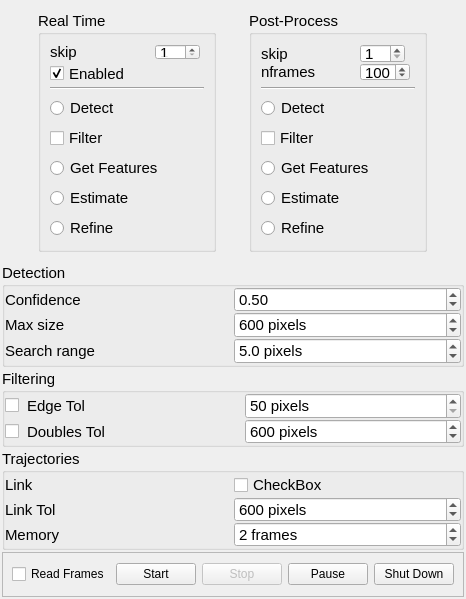
Old version of the form tasks/lib/doVisionWidget.ui in the repository davidgrier/pyfab.
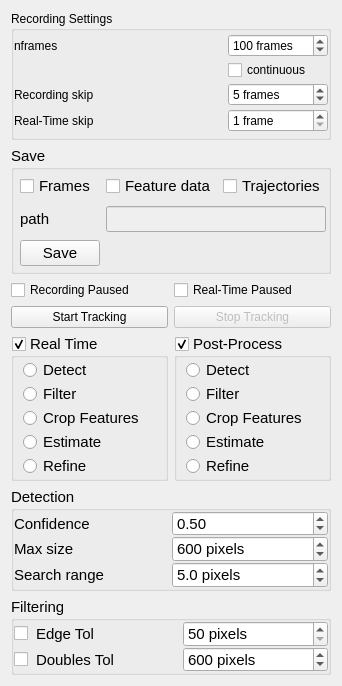
New version of the form.

Commit message: Renaming and reorganizing various vision files

```diff
--- a/tasks/lib/doVisionWidget.ui
+++ b/tasks/lib/doVisionWidget.ui
@@ -2,47 +2,20 @@
 <ui version="4.0">
  <class>doVisionWidget</class>
  <widget class="QWidget" name="doVisionWidget">
-  <property name="enabled">
-   <bool>true</bool>
-  </property>
   <property name="geometry">
    <rect>
     <x>0</x>
     <y>0</y>
-    <width>398</width>
-    <height>599</height>
+    <width>341</width>
+    <height>686</height>
    </rect>
   </property>
   <property name="windowTitle">
    <string>Form</string>
   </property>
-  <layout class="QVBoxLayout" name="verticalLayout">
-   <property name="spacing">
-    <number>2</number>
-   </property>
-   <property name="leftMargin">
-    <number>2</number>
-   </property>
-   <property name="topMargin">
-    <number>2</number>
-   </property>
-   <property name="rightMargin">
-    <number>2</number>
-   </property>
-   <property name="bottomMargin">
-    <number>2</number>
-   </property>
-   <item>
-    <widget class="QWidget" name="widget_6" native="true">
-     <property name="maximumSize">
-      <size>
-       <width>16777215</width>
-       <height>259</height>
-      </size>
-     </property>
-     <layout class="QHBoxLayout" name="horizontalLayout_11">
-      <item>
-       <widget class="QGroupBox" name="groupRTPipeline_3">
+  <layout class="QGridLayout" name="gridLayout">
+   <item row="8" column="0">
+    <widget class="QGroupBox" name="rtenabled">
         <property name="sizePolicy">
          <sizepolicy hsizetype="Preferred" vsizetype="Preferred">
           <horstretch>0</horstretch>
@@ -51,13 +24,13 @@
         </property>
         <property name="minimumSize">
          <size>
-          <width>138</width>
-          <height>241</height>
+       <width>0</width>
+       <height>0</height>
          </size>
         </property>
         <property name="maximumSize">
          <size>
-          <width>178</width>
+       <width>16777215</width>
           <height>16777215</height>
          </size>
         </property>
@@ -69,87 +42,22 @@
         <property name="title">
          <string>Real Time</string>
         </property>
-        <layout class="QVBoxLayout" name="verticalLayout_6">
-         <property name="rightMargin">
-          <number>9</number>
-         </property>
-         <item>
-          <widget class="QWidget" name="widget_5" native="true">
-           <property name="maximumSize">
-            <size>
-             <width>150</width>
-             <height>50</height>
-            </size>
-           </property>
-           <layout class="QGridLayout" name="gridLayout_3">
-            <property name="leftMargin">
+     <property name="checkable">
+      <bool>true</bool>
+     </property>
+     <layout class="QVBoxLayout" name="verticalLayout_7">
+      <property name="spacing">
              <number>0</number>
             </property>
             <property name="topMargin">
              <number>0</number>
             </property>
             <property name="rightMargin">
-             <number>0</number>
+       <number>9</number>
             </property>
             <property name="bottomMargin">
              <number>0</number>
             </property>
-            <item row="1" column="0" colspan="3">
-             <widget class="QCheckBox" name="rtstate">
-              <property name="statusTip">
-               <string>Deep neural network pipeline with precision holographic characterization</string>
-              </property>
-              <property name="text">
-               <string>Enabled   </string>
-              </property>
-              <property name="checked">
-               <bool>true</bool>
-              </property>
-              <property name="tristate">
-               <bool>true</bool>
-              </property>
-             </widget>
-            </item>
-            <item row="0" column="0">
-             <widget class="QLabel" name="lRTskip_3">
-              <property name="text">
-               <string>skip</string>
-              </property>
-             </widget>
-            </item>
-            <item row="0" column="1">
-             <spacer name="horizontalSpacer_5">
-              <property name="orientation">
-               <enum>Qt::Horizontal</enum>
-              </property>
-              <property name="sizeHint" stdset="0">
-               <size>
-                <width>40</width>
-                <height>20</height>
-               </size>
-              </property>
-             </spacer>
-            </item>
-            <item row="0" column="2" alignment="Qt::AlignRight">
-             <widget class="QSpinBox" name="SRCskip_3">
-              <property name="minimum">
-               <number>1</number>
-              </property>
-              <property name="value">
-               <number>1</number>
-              </property>
-             </widget>
-            </item>
-           </layout>
-          </widget>
-         </item>
-         <item>
-          <widget class="Line" name="line_5">
-           <property name="orientation">
-            <enum>Qt::Horizontal</enum>
-           </property>
-          </widget>
-         </item>
          <item>
           <widget class="QRadioButton" name="rtdetect">
            <property name="statusTip">
@@ -161,7 +69,7 @@
           </widget>
          </item>
          <item>
-          <widget class="QCheckBox" name="rtfilter">
+       <widget class="QRadioButton" name="rtfilt">
            <property name="statusTip">
             <string>Deep neural network (x, y) feature detection</string>
            </property>
@@ -173,7 +81,7 @@
          <item>
           <widget class="QRadioButton" name="rtcrop">
            <property name="text">
-            <string>Get Features</string>
+         <string>Crop Features</string>
            </property>
           </widget>
          </item>
@@ -189,6 +97,12 @@
          </item>
          <item>
           <widget class="QRadioButton" name="rtrefine">
+        <property name="minimumSize">
+         <size>
+          <width>0</width>
+          <height>0</height>
+         </size>
+        </property>
            <property name="statusTip">
             <string>Deep neural network pipeline with precision holographic characterization</string>
            </property>
@@ -200,8 +114,8 @@
         </layout>
        </widget>
       </item>
-      <item>
-       <widget class="QGroupBox" name="groupPPPipeline_3">
+   <item row="8" column="1">
+    <widget class="QGroupBox" name="ppenabled">
         <property name="sizePolicy">
          <sizepolicy hsizetype="Preferred" vsizetype="Preferred">
           <horstretch>0</horstretch>
@@ -210,13 +124,13 @@
         </property>
         <property name="minimumSize">
          <size>
-          <width>151</width>
-          <height>241</height>
+       <width>0</width>
+       <height>0</height>
          </size>
         </property>
         <property name="maximumSize">
          <size>
-          <width>178</width>
+       <width>16777215</width>
           <height>16777215</height>
          </size>
         </property>
@@ -228,112 +142,25 @@
         <property name="title">
          <string>Post-Process</string>
         </property>
-        <layout class="QVBoxLayout" name="verticalLayout_7">
-         <property name="rightMargin">
-          <number>9</number>
-         </property>
-         <item>
-          <widget class="QWidget" name="widget_7" native="true">
-           <property name="maximumSize">
-            <size>
-             <width>150</width>
-             <height>50</height>
-            </size>
-           </property>
-           <layout class="QGridLayout" name="gridLayout_7">
-            <property name="leftMargin">
+     <property name="checkable">
+      <bool>true</bool>
+     </property>
+     <property name="checked">
+      <bool>true</bool>
+     </property>
+     <layout class="QVBoxLayout" name="verticalLayout_8">
+      <property name="spacing">
              <number>0</number>
             </property>
             <property name="topMargin">
              <number>0</number>
             </property>
             <property name="rightMargin">
-             <number>0</number>
+       <number>9</number>
             </property>
             <property name="bottomMargin">
              <number>0</number>
             </property>
-            <property name="horizontalSpacing">
-             <number>6</number>
-            </property>
-            <property name="verticalSpacing">
-             <number>0</number>
-            </property>
-            <item row="1" column="1">
-             <spacer name="horizontalSpacer_6">
-              <property name="orientation">
-               <enum>Qt::Horizontal</enum>
-              </property>
-              <property name="sizeHint" stdset="0">
-               <size>
-                <width>40</width>
-                <height>20</height>
-               </size>
-              </property>
-             </spacer>
-            </item>
-            <item row="1" column="2" colspan="2">
-             <widget class="QSpinBox" name="nframes">
-              <property name="maximumSize">
-               <size>
-                <width>50</width>
-                <height>16777215</height>
-               </size>
-              </property>
-              <property name="frame">
-               <bool>true</bool>
-              </property>
-              <property name="minimum">
-               <number>0</number>
-              </property>
-              <property name="maximum">
-               <number>100000</number>
-              </property>
-              <property name="value">
-               <number>100</number>
-              </property>
-             </widget>
-            </item>
-            <item row="0" column="2">
-             <widget class="QSpinBox" name="skip">
-              <property name="maximumSize">
-               <size>
-                <width>50</width>
-                <height>16777215</height>
-               </size>
-              </property>
-              <property name="minimum">
-               <number>1</number>
-              </property>
-              <property name="value">
-               <number>1</number>
-              </property>
-             </widget>
-            </item>
-            <item row="1" column="0">
-             <widget class="QLabel" name="lPPnframes_3">
-              <property name="text">
-               <string>nframes</string>
-              </property>
-             </widget>
-            </item>
-            <item row="0" column="0">
-             <widget class="QLabel" name="lPPskip_3">
-              <property name="text">
-               <string>skip</string>
-              </property>
-             </widget>
-            </item>
-           </layout>
-          </widget>
-         </item>
-         <item>
-          <widget class="Line" name="line_6">
-           <property name="orientation">
-            <enum>Qt::Horizontal</enum>
-           </property>
-          </widget>
-         </item>
          <item>
           <widget class="QRadioButton" name="ppdetect">
            <property name="statusTip">
@@ -348,7 +175,7 @@
           </widget>
          </item>
          <item>
-          <widget class="QCheckBox" name="ppfilter">
+       <widget class="QRadioButton" name="ppfilt">
            <property name="text">
             <string>Filter</string>
            </property>
@@ -357,7 +184,7 @@
          <item>
           <widget class="QRadioButton" name="ppcrop">
            <property name="text">
-            <string>Get Features</string>
+         <string>Crop Features</string>
            </property>
           </widget>
          </item>
@@ -387,11 +214,106 @@
         </layout>
        </widget>
       </item>
+   <item row="1" column="0" colspan="2">
+    <widget class="QGroupBox" name="groupExport">
+     <property name="sizePolicy">
+      <sizepolicy hsizetype="Preferred" vsizetype="Minimum">
+       <horstretch>0</horstretch>
+       <verstretch>0</verstretch>
+      </sizepolicy>
+     </property>
+     <property name="maximumSize">
+      <size>
+       <width>350</width>
+       <height>16777215</height>
+      </size>
+     </property>
+     <property name="font">
+      <font>
+       <pointsize>11</pointsize>
+      </font>
+     </property>
+     <property name="statusTip">
+      <string>See https://github.com/davidgrier/pylorenzmie for Video, Frame, Trajectory, and Feature documentation</string>
+     </property>
+     <property name="title">
+      <string>Save</string>
+     </property>
+     <layout class="QGridLayout" name="gridLayout_2">
+      <property name="leftMargin">
+       <number>6</number>
+      </property>
+      <property name="topMargin">
+       <number>2</number>
+      </property>
+      <property name="rightMargin">
+       <number>2</number>
+      </property>
+      <property name="bottomMargin">
+       <number>2</number>
+      </property>
+      <item row="1" column="1" colspan="2">
+       <widget class="QLineEdit" name="SRC_showpath">
+        <property name="enabled">
+         <bool>false</bool>
+        </property>
+       </widget>
+      </item>
+      <item row="0" column="0">
+       <widget class="QCheckBox" name="SRCsaveFrames">
+        <property name="statusTip">
+         <string>Export Frames from video recordings</string>
+        </property>
+        <property name="text">
+         <string>Frames</string>
+        </property>
+        <property name="checked">
+         <bool>false</bool>
+        </property>
+        <property name="tristate">
+         <bool>false</bool>
+        </property>
+       </widget>
+      </item>
+      <item row="1" column="0">
+       <widget class="QLabel" name="label">
+        <property name="text">
+         <string>path</string>
+        </property>
+       </widget>
+      </item>
+      <item row="0" column="1">
+       <widget class="QCheckBox" name="SRCsaveFeatureData">
+        <property name="statusTip">
+         <string>Save cropped Feature data when exporting Frames and/or Trajectories</string>
+        </property>
+        <property name="text">
+         <string>Feature data</string>
+        </property>
+       </widget>
+      </item>
+      <item row="0" column="2">
+       <widget class="QCheckBox" name="SRCsaveTrajectories">
+        <property name="statusTip">
+         <string>Export Trajectories from video recordings</string>
+        </property>
+        <property name="text">
+         <string>Trajectories</string>
+        </property>
+       </widget>
+      </item>
+      <item row="2" column="0">
+       <widget class="QPushButton" name="bsave">
+        <property name="text">
+         <string>Save</string>
+        </property>
+       </widget>
+      </item>
      </layout>
     </widget>
    </item>
-   <item>
-    <widget class="QGroupBox" name="groupProcess_2">
+   <item row="9" column="0" colspan="2">
+    <widget class="QGroupBox" name="groupDetect">
      <property name="maximumSize">
       <size>
        <width>16777215</width>
@@ -406,7 +328,7 @@
      <property name="title">
       <string>Detection</string>
      </property>
-     <layout class="QGridLayout" name="gridLayout_4">
+     <layout class="QGridLayout" name="gridLayout_5">
       <property name="leftMargin">
        <number>0</number>
       </property>
@@ -425,48 +347,28 @@
       <property name="verticalSpacing">
        <number>0</number>
       </property>
-      <item row="2" column="0">
-       <widget class="QLabel" name="label_5">
+      <item row="2" column="1">
+       <widget class="QDoubleSpinBox" name="LOCthreshold">
         <property name="statusTip">
          <string>Confidence threshold for detections. Throw away features detected below this confidence.</string>
         </property>
-        <property name="text">
-         <string>Confidence</string>
-        </property>
-       </widget>
-      </item>
-      <item row="3" column="1">
-       <widget class="QSpinBox" name="LOCmaxSize">
-        <property name="statusTip">
-         <string>Maximum edge length that is considered a detection. Useful for real-time processing and eliminating artifacts.</string>
-        </property>
         <property name="suffix">
-         <string> pixels</string>
+         <string/>
+        </property>
+        <property name="decimals">
+         <number>2</number>
         </property>
         <property name="minimum">
-         <number>0</number>
+         <double>0.000000000000000</double>
         </property>
         <property name="maximum">
-         <number>100000</number>
+         <double>1.000000000000000</double>
         </property>
         <property name="singleStep">
-         <number>5</number>
+         <double>0.010000000000000</double>
         </property>
         <property name="value">
-         <number>600</number>
-        </property>
-        <property name="displayIntegerBase">
-         <number>10</number>
-        </property>
-       </widget>
-      </item>
-      <item row="3" column="0">
-       <widget class="QLabel" name="label_6">
-        <property name="statusTip">
-         <string>Maximum edge length that is considered a detection. Useful for real-time processing and eliminating artifacts.</string>
-        </property>
-        <property name="text">
-         <string>Max size</string>
+         <double>0.500000000000000</double>
         </property>
        </widget>
       </item>
@@ -496,7 +398,7 @@
        </widget>
       </item>
       <item row="4" column="0">
-       <widget class="QLabel" name="label_2">
+       <widget class="QLabel" name="label_3">
         <property name="sizePolicy">
          <sizepolicy hsizetype="Preferred" vsizetype="Preferred">
           <horstretch>0</horstretch>
@@ -514,36 +416,73 @@
         </property>
        </widget>
       </item>
-      <item row="2" column="1">
-       <widget class="QDoubleSpinBox" name="LOCthreshold">
+      <item row="3" column="0">
+       <widget class="QLabel" name="label_8">
         <property name="statusTip">
-         <string>Confidence threshold for detections. Throw away features detected below this confidence.</string>
+         <string>Maximum edge length that is considered a detection. Useful for real-time processing and eliminating artifacts.</string>
+        </property>
+        <property name="text">
+         <string>Max size</string>
+        </property>
+       </widget>
+      </item>
+      <item row="3" column="1">
+       <widget class="QSpinBox" name="LOCmaxSize">
+        <property name="statusTip">
+         <string>Maximum edge length that is considered a detection. Useful for real-time processing and eliminating artifacts.</string>
         </property>
         <property name="suffix">
-         <string/>
-        </property>
-        <property name="decimals">
-         <number>2</number>
+         <string> pixels</string>
         </property>
         <property name="minimum">
-         <double>0.000000000000000</double>
+         <number>0</number>
         </property>
         <property name="maximum">
-         <double>1.000000000000000</double>
+         <number>100000</number>
         </property>
         <property name="singleStep">
-         <double>0.010000000000000</double>
+         <number>5</number>
         </property>
         <property name="value">
-         <double>0.500000000000000</double>
+         <number>600</number>
+        </property>
+        <property name="displayIntegerBase">
+         <number>10</number>
+        </property>
+       </widget>
+      </item>
+      <item row="2" column="0">
+       <widget class="QLabel" name="label_7">
+        <property name="statusTip">
+         <string>Confidence threshold for detections. Throw away features detected below this confidence.</string>
+        </property>
+        <property name="text">
+         <string>Confidence</string>
         </property>
        </widget>
       </item>
      </layout>
     </widget>
    </item>
-   <item>
-    <widget class="QGroupBox" name="groupProcess_3">
+   <item row="7" column="1">
+    <widget class="QPushButton" name="bstop">
+     <property name="enabled">
+      <bool>false</bool>
+     </property>
+     <property name="text">
+      <string>Stop Tracking</string>
+     </property>
+    </widget>
+   </item>
+   <item row="7" column="0">
+    <widget class="QPushButton" name="bstart">
+     <property name="text">
+      <string>Start Tracking</string>
+     </property>
+    </widget>
+   </item>
+   <item row="10" column="0" colspan="2">
+    <widget class="QGroupBox" name="groupFilter">
      <property name="maximumSize">
       <size>
        <width>16777215</width>
@@ -558,6 +497,9 @@
      <property name="title">
       <string>Filtering</string>
      </property>
+     <property name="checkable">
+      <bool>false</bool>
+     </property>
      <layout class="QGridLayout" name="gridLayout_8">
       <property name="leftMargin">
        <number>0</number>
@@ -588,7 +530,7 @@
        </widget>
       </item>
       <item row="3" column="2">
-       <widget class="QSpinBox" name="FILTdoublestol">
+       <widget class="QSpinBox" name="doublestol">
         <property name="statusTip">
          <string>Maximum edge length that is considered a detection. Useful for real-time processing and eliminating artifacts.</string>
         </property>
@@ -623,7 +565,7 @@
        </widget>
       </item>
       <item row="2" column="0">
-       <widget class="QCheckBox" name="FILTdoNoEdges">
+       <widget class="QCheckBox" name="doNoEdges">
         <property name="maximumSize">
          <size>
           <width>20</width>
@@ -636,7 +578,7 @@
        </widget>
       </item>
       <item row="3" column="0">
-       <widget class="QCheckBox" name="FILTdoNoDoubles">
+       <widget class="QCheckBox" name="doNoDoubles">
         <property name="maximumSize">
          <size>
           <width>20</width>
@@ -649,7 +591,7 @@
        </widget>
       </item>
       <item row="2" column="2">
-       <widget class="QSpinBox" name="FILTedgetol">
+       <widget class="QSpinBox" name="edgetol">
         <property name="statusTip">
          <string>Confidence threshold for detections. Throw away features detected below this confidence.</string>
         </property>
@@ -670,181 +612,165 @@
      </layout>
     </widget>
    </item>
-   <item>
-    <widget class="QGroupBox" name="groupProcess_4">
-     <property name="maximumSize">
-      <size>
-       <width>16777215</width>
-       <height>101</height>
-      </size>
-     </property>
-     <property name="font">
-      <font>
-       <pointsize>11</pointsize>
-      </font>
-     </property>
-     <property name="title">
-      <string>Trajectories</string>
-     </property>
-     <layout class="QGridLayout" name="gridLayout_9">
-      <property name="leftMargin">
-       <number>0</number>
-      </property>
-      <property name="topMargin">
-       <number>0</number>
-      </property>
-      <property name="rightMargin">
-       <number>0</number>
-      </property>
-      <property name="bottomMargin">
-       <number>0</number>
-      </property>
-      <property name="horizontalSpacing">
-       <number>2</number>
-      </property>
-      <property name="verticalSpacing">
-       <number>0</number>
-      </property>
-      <item row="2" column="1">
-       <widget class="QCheckBox" name="bLink">
-        <property name="text">
-         <string>CheckBox</string>
-        </property>
-        <property name="tristate">
-         <bool>true</bool>
-        </property>
-       </widget>
-      </item>
-      <item row="2" column="0">
-       <widget class="QLabel" name="label">
-        <property name="text">
-         <string>Link</string>
-        </property>
-       </widget>
-      </item>
       <item row="3" column="0">
-       <widget class="QLabel" name="label_11">
-        <property name="statusTip">
-         <string>Maximum edge length that is considered a detection. Useful for real-time processing and eliminating artifacts.</string>
-        </property>
-        <property name="text">
-         <string>Link Tol</string>
-        </property>
-       </widget>
-      </item>
-      <item row="3" column="1">
-       <widget class="QSpinBox" name="linkTol">
-        <property name="statusTip">
-         <string>Maximum edge length that is considered a detection. Useful for real-time processing and eliminating artifacts.</string>
-        </property>
-        <property name="suffix">
-         <string> pixels</string>
-        </property>
-        <property name="minimum">
-         <number>0</number>
-        </property>
-        <property name="maximum">
-         <number>100000</number>
-        </property>
-        <property name="singleStep">
-         <number>5</number>
-        </property>
-        <property name="value">
-         <number>600</number>
-        </property>
-        <property name="displayIntegerBase">
-         <number>10</number>
-        </property>
-       </widget>
-      </item>
-      <item row="4" column="1">
-       <widget class="QDoubleSpinBox" name="memory">
-        <property name="statusTip">
-         <string>Confidence threshold for detections. Throw away features detected below this confidence.</string>
-        </property>
-        <property name="suffix">
-         <string> frames</string>
-        </property>
-        <property name="decimals">
-         <number>0</number>
-        </property>
-        <property name="minimum">
-         <double>1.000000000000000</double>
-        </property>
-        <property name="maximum">
-         <double>100.000000000000000</double>
-        </property>
-        <property name="value">
-         <double>2.000000000000000</double>
-        </property>
-       </widget>
-      </item>
-      <item row="4" column="0">
-       <widget class="QLabel" name="label_3">
-        <property name="text">
-         <string>Memory</string>
-        </property>
-       </widget>
-      </item>
-     </layout>
-    </widget>
-   </item>
-   <item>
-    <widget class="QFrame" name="frame">
-     <property name="maximumSize">
-      <size>
-       <width>16777215</width>
-       <height>45</height>
-      </size>
-     </property>
-     <property name="frameShape">
-      <enum>QFrame::StyledPanel</enum>
-     </property>
-     <property name="frameShadow">
-      <enum>QFrame::Raised</enum>
-     </property>
-     <layout class="QHBoxLayout" name="horizontalLayout_3">
-      <item>
        <widget class="QCheckBox" name="SRC_paused">
         <property name="text">
-         <string>Read Frames</string>
-        </property>
-       </widget>
-      </item>
-      <item>
-       <widget class="QPushButton" name="bstart">
+      <string>Recording Paused</string>
+     </property>
+     <property name="checked">
+      <bool>false</bool>
+     </property>
+    </widget>
+   </item>
+   <item row="0" column="0" colspan="2">
+    <widget class="QGroupBox" name="groupRecording">
+     <property name="maximumSize">
+      <size>
+       <width>350</width>
+       <height>16777215</height>
+      </size>
+     </property>
+     <property name="title">
+      <string>Recording Settings</string>
+     </property>
+     <layout class="QGridLayout" name="gridLayout_6">
+      <property name="leftMargin">
+       <number>0</number>
+      </property>
+      <property name="topMargin">
+       <number>0</number>
+      </property>
+      <property name="rightMargin">
+       <number>0</number>
+      </property>
+      <property name="bottomMargin">
+       <number>0</number>
+      </property>
+      <property name="horizontalSpacing">
+       <number>2</number>
+      </property>
+      <property name="verticalSpacing">
+       <number>0</number>
+      </property>
+      <item row="0" column="1">
+       <widget class="QSpinBox" name="nframes">
+        <property name="maximumSize">
+         <size>
+          <width>100</width>
+          <height>16777215</height>
+         </size>
+        </property>
+        <property name="frame">
+         <bool>true</bool>
+        </property>
+        <property name="specialValueText">
+         <string>1 frame</string>
+        </property>
+        <property name="suffix">
+         <string> frames</string>
+        </property>
+        <property name="minimum">
+         <number>1</number>
+        </property>
+        <property name="maximum">
+         <number>100000</number>
+        </property>
+        <property name="value">
+         <number>100</number>
+        </property>
+       </widget>
+      </item>
+      <item row="3" column="1">
+       <widget class="QSpinBox" name="skip">
+        <property name="sizePolicy">
+         <sizepolicy hsizetype="Minimum" vsizetype="Fixed">
+          <horstretch>0</horstretch>
+          <verstretch>0</verstretch>
+         </sizepolicy>
+        </property>
+        <property name="maximumSize">
+         <size>
+          <width>100</width>
+          <height>16777215</height>
+         </size>
+        </property>
+        <property name="specialValueText">
+         <string>1 frame</string>
+        </property>
+        <property name="suffix">
+         <string> frames</string>
+        </property>
+        <property name="minimum">
+         <number>1</number>
+        </property>
+        <property name="value">
+         <number>1</number>
+        </property>
+       </widget>
+      </item>
+      <item row="2" column="0">
+       <widget class="QLabel" name="label_14">
         <property name="text">
-         <string>Start</string>
+         <string>Recording skip</string>
         </property>
        </widget>
       </item>
-      <item>
-       <widget class="QPushButton" name="bstop">
-        <property name="enabled">
-         <bool>false</bool>
+      <item row="2" column="1">
+       <widget class="QSpinBox" name="SRCskip">
+        <property name="maximumSize">
+         <size>
+          <width>100</width>
+          <height>16777215</height>
+         </size>
         </property>
+        <property name="specialValueText">
+         <string>1 frame</string>
+        </property>
+        <property name="suffix">
+         <string> frames</string>
+        </property>
+        <property name="minimum">
+         <number>1</number>
+        </property>
+        <property name="value">
+         <number>5</number>
+        </property>
+       </widget>
+      </item>
+      <item row="3" column="0">
+       <widget class="QLabel" name="label_13">
         <property name="text">
-         <string>Stop</string>
+         <string>Real-Time skip</string>
         </property>
        </widget>
       </item>
-      <item>
-       <widget class="QPushButton" name="bpause">
+      <item row="1" column="1">
+       <widget class="QCheckBox" name="continuous">
         <property name="text">
-         <string>Pause</string>
+         <string>continuous</string>
         </property>
+        <property name="checked">
+         <bool>false</bool>
+        </property>
        </widget>
       </item>
-      <item>
-       <widget class="QPushButton" name="bshutdown">
+      <item row="0" column="0">
+       <widget class="QLabel" name="label_2">
         <property name="text">
-         <string>Shut Down</string>
+         <string>nframes</string>
         </property>
        </widget>
       </item>
      </layout>
     </widget>
    </item>
+   <item row="3" column="1">
+    <widget class="QCheckBox" name="_paused">
+     <property name="text">
+      <string>Real-Time Paused</string>
+     </property>
+    </widget>
+   </item>
   </layout>
  </widget>
  <resources/>
```
Lines whose indentation alone changed are shown as unchanged. The commit also changes 10 other files.
